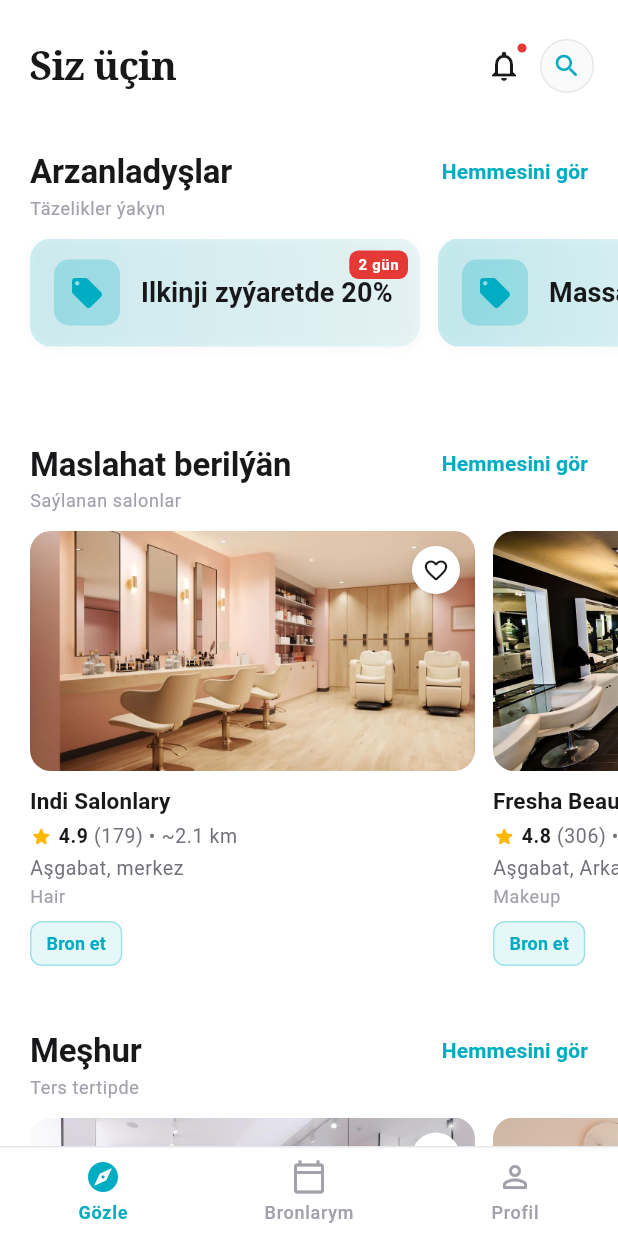
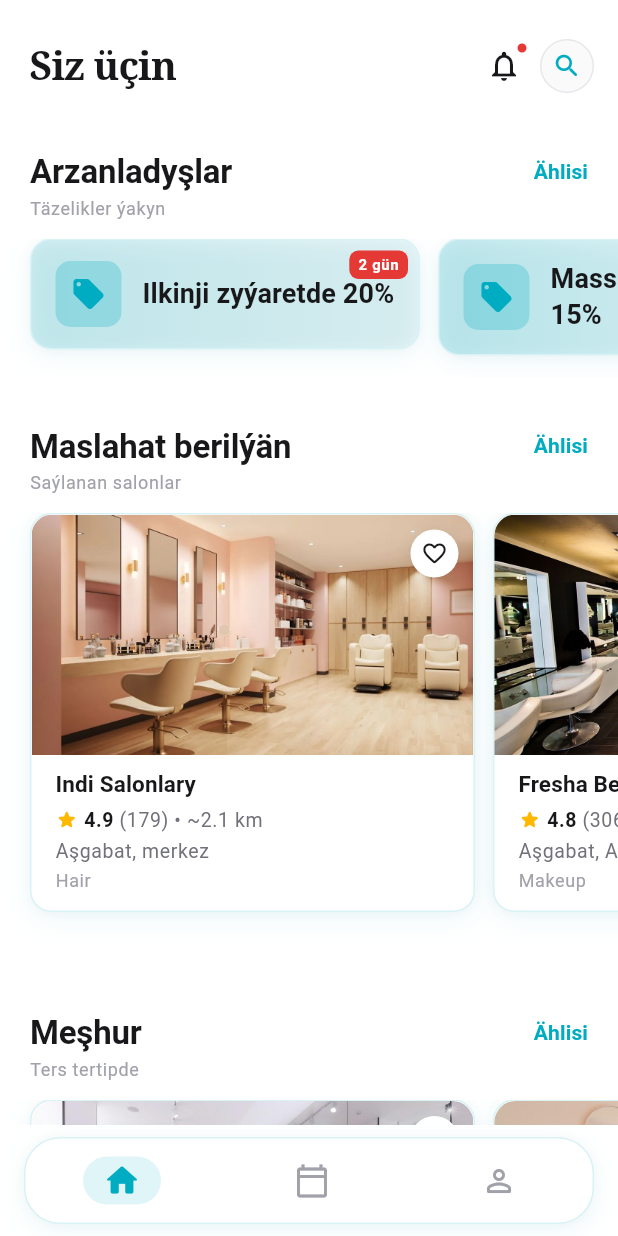
Before and after one commit to pllp070809-max/Parla, a Flutter app: the screen it shows after launch, on a phone screen of 412 x 824 dp. Run offline on Flutter 3.47's test engine with Material 3 defaults, Android fonts, the phone set to English and light mode, and no system bars; our stand-ins replace flutter_map, flutter_riverpod, geolocator, latlong2, shared_preferences; Roboto replaces fonts that are missing (Roobert).

Commit message:
feat(parla_app): sticker-style UI tokens, cards, and floating bottom nav
Made-with: Cursor

```diff
--- a/parla_app/lib/screens/home_screen.dart
+++ b/parla_app/lib/screens/home_screen.dart
@@ -46,7 +46,7 @@ class HomeScreen extends ConsumerWidget {
           onRefresh: () async => ref.invalidate(_featuredProvider),
           child: CustomScrollView(
             slivers: [
-              // ── Fresha header: Gözle (uly) + location chip + bell + avatar ──
+              // ── Baş sahypa header: Siz üçin + bildirişler + avatar ──
               SliverToBoxAdapter(
                 child: Padding(
                   padding: const EdgeInsets.fromLTRB(kSpaceXl, kSpaceXl, kSpaceLg, 0),
@@ -131,13 +131,15 @@ class HomeScreen extends ConsumerWidget {
               ),
               SliverToBoxAdapter(
                 child: SizedBox(
-                  height: 104,
+                  height: 92,
                   child: ListView(
                     scrollDirection: Axis.horizontal,
                     padding: const EdgeInsets.only(left: 20, right: 20),
                     children: [
                       Padding(
                         padding: const EdgeInsets.only(right: 12),
+                        child: Align(
+                          alignment: Alignment.topCenter,
                           child: _DealPreviewCard(
                             title: 'Ilkinji zyýaretde 20%',
                             onTap: () => Navigator.push(context, fadeSlideRoute(const DealsScreen())),
@@ -146,8 +148,11 @@ class HomeScreen extends ConsumerWidget {
                             gradientIndex: 0,
                           ),
                         ),
+                      ),
                       Padding(
                         padding: const EdgeInsets.only(right: 12),
+                        child: Align(
+                          alignment: Alignment.topCenter,
                           child: _DealPreviewCard(
                             title: 'Massage paketi 15%',
                             onTap: () => Navigator.push(context, fadeSlideRoute(const DealsScreen())),
@@ -155,11 +160,15 @@ class HomeScreen extends ConsumerWidget {
                             gradientIndex: 1,
                           ),
                         ),
-                      _DealPreviewCard(
+                      ),
+                      Align(
+                        alignment: Alignment.topCenter,
+                        child: _DealPreviewCard(
                           title: 'Dyrnak + kirpik 10%',
                           onTap: () => Navigator.push(context, fadeSlideRoute(const DealsScreen())),
                           showBadge: false,
                           gradientIndex: 2,
+                        ),
                       ),
                     ],
                   ),
@@ -243,7 +252,7 @@ class HomeScreen extends ConsumerWidget {
               // ── Category circles + sag tarap fade (scroll görkezijisi) ──
               SliverToBoxAdapter(
                 child: SizedBox(
-                  height: 92,
+                  height: 104,
                   child: Stack(
                     children: [
                       ListView.separated(
@@ -407,6 +416,8 @@ class HomeScreen extends ConsumerWidget {
                   separatorBuilder: (_, __) => const SizedBox(width: 12),
                   itemBuilder: (_, i) => SizedBox(
                     width: cardW,
+                    child: Align(
+                      alignment: Alignment.topLeft,
                       child: _VenueCard(
                         salon: list[i],
                         onTap: () => Navigator.push(context, fadeSlideRoute(SalonDetailScreen(salonId: list[i].id))),
@@ -415,6 +426,7 @@ class HomeScreen extends ConsumerWidget {
                           ref.read(favouriteSalonsProvider.notifier).toggle(list[i].id);
                         },
                         isFavourite: ref.watch(favouriteSalonsProvider).contains(list[i].id),
+                      ),
                     ),
                   ),
                 ),
@@ -445,7 +457,7 @@ class HomeScreen extends ConsumerWidget {
             }
           },
           child: Text(
-            'Hemmesini gör',
+            'Ählisi',
             style: tt.labelMedium?.copyWith(color: kPrimary, fontWeight: FontWeight.w600),
           ),
         ),
@@ -523,6 +535,8 @@ class HomeScreen extends ConsumerWidget {
               separatorBuilder: (_, __) => const SizedBox(width: 12),
               itemBuilder: (_, i) => SizedBox(
                 width: cardW,
+                child: Align(
+                  alignment: Alignment.topLeft,
                   child: _VenueCard(
                     salon: list[i],
                     onTap: () => Navigator.push(
@@ -534,6 +548,7 @@ class HomeScreen extends ConsumerWidget {
                       ref.read(favouriteSalonsProvider.notifier).toggle(list[i].id);
                     },
                     isFavourite: ref.watch(favouriteSalonsProvider).contains(list[i].id),
+                  ),
                 ),
               ),
             ),
@@ -567,7 +582,7 @@ class _CategoryCircle extends StatelessWidget {
       label: label,
       button: true,
       child: SizedBox(
-        width: 64,
+        width: 78,
         child: Column(
           mainAxisSize: MainAxisSize.min,
           children: [
@@ -582,9 +597,10 @@ class _CategoryCircle extends StatelessWidget {
                   width: 60,
                   height: 60,
                   decoration: BoxDecoration(
+                    color: kPrimarySoft,
                     shape: BoxShape.circle,
-                    border: Border.all(color: kBorder, width: 1),
-                    boxShadow: kShadowSm,
+                    border: Border.all(color: kStickerOutline, width: 1.5),
+                    boxShadow: kStickerShadow,
                   ),
                   child: Icon(icon, color: kPrimary, size: 26),
                 ),
@@ -598,7 +614,8 @@ class _CategoryCircle extends StatelessWidget {
                     fontWeight: FontWeight.w500,
                   ),
               textAlign: TextAlign.center,
-              maxLines: 2,
+              maxLines: 1,
+              softWrap: false,
               overflow: TextOverflow.ellipsis,
             ),
           ],
@@ -637,20 +654,24 @@ class _VenueCard extends StatelessWidget {
   @override
   Widget build(BuildContext context) {
     final tt = Theme.of(context).textTheme;
-    return Semantics(
+    return Container(
+      decoration: kStickerCardDecoration(),
+      clipBehavior: Clip.antiAlias,
+      child: Semantics(
         label: '${salon.name}, reýting $_rating, $_reviews syn, takmynan $_distanceKm. Bron etmek üçin basyň.',
         button: true,
         child: Material(
           color: Colors.transparent,
+          shape: RoundedRectangleBorder(borderRadius: BorderRadius.circular(kRadiusLg)),
+          clipBehavior: Clip.antiAlias,
           child: InkWell(
             onTap: onTap,
             borderRadius: BorderRadius.circular(kRadiusLg),
             child: Column(
+              mainAxisSize: MainAxisSize.min,
               crossAxisAlignment: CrossAxisAlignment.start,
               children: [
-              ClipRRect(
-                borderRadius: BorderRadius.circular(kRadiusLg),
-                child: SizedBox(
+                SizedBox(
                   width: double.infinity,
                   height: 160,
                   child: Stack(
@@ -696,9 +717,11 @@ class _VenueCard extends StatelessWidget {
                     ],
                   ),
                 ),
-              ),
-              const SizedBox(height: 10),
-
+                Padding(
+                  padding: const EdgeInsets.fromLTRB(kSpaceLg, 10, kSpaceLg, kSpaceMd),
+                  child: Column(
+                    crossAxisAlignment: CrossAxisAlignment.start,
+                    children: [
                       Text(
                         salon.name,
                         style: tt.titleSmall?.copyWith(fontSize: 15, fontWeight: FontWeight.w600, color: kTextPrimary),
@@ -706,7 +729,6 @@ class _VenueCard extends StatelessWidget {
                         overflow: TextOverflow.ellipsis,
                       ),
                       const SizedBox(height: 4),
-
                       Tooltip(
                         message: 'Reýting we uzaklyk nümunä maglumat',
                         child: Row(
@@ -744,34 +766,11 @@ class _VenueCard extends StatelessWidget {
                           style: tt.bodySmall?.copyWith(fontSize: 12, color: kTextTertiary),
                         ),
                       ],
-              const SizedBox(height: 8),
-              Material(
-                color: Colors.transparent,
-                child: InkWell(
-                  onTap: () {
-                    HapticFeedback.lightImpact();
-                    onTap();
-                  },
-                  borderRadius: BorderRadius.circular(kRadiusSm),
-                  child: Container(
-                    padding: const EdgeInsets.symmetric(horizontal: 10, vertical: 6),
-                    decoration: BoxDecoration(
-                      color: kPrimary.withValues(alpha: 0.1),
-                      borderRadius: BorderRadius.circular(kRadiusSm),
-                      border: Border.all(color: kPrimary.withValues(alpha: 0.3)),
-                    ),
-                    child: Text(
-                      'Bron et',
-                      style: tt.labelMedium?.copyWith(
-                        color: kPrimary,
-                        fontWeight: FontWeight.w600,
-                        fontSize: 12,
-                      ),
-                    ),
-                  ),
+                    ],
                   ),
                 ),
               ],
+            ),
           ),
         ),
       ),
@@ -860,7 +859,8 @@ class _DealPreviewCard extends StatelessWidget {
                   colors: _gradientColors(),
                 ),
                 borderRadius: BorderRadius.circular(kRadiusLg),
-                boxShadow: kShadowSm,
+                border: Border.all(color: kStickerOutline),
+                boxShadow: kStickerShadow,
               ),
               child: Row(
                 children: [
--- a/parla_app/lib/theme.dart
+++ b/parla_app/lib/theme.dart
@@ -88,6 +88,31 @@ List<BoxShadow> kShadowLg = [
     offset: const Offset(0, 6),
   ),
 ];
+
+// ── Stiker-stil tokens ──
+// Subtle cyan-tinted border for sticker cards (matches kPrimary family)
+const Color kStickerOutline = Color(0xFFD9F2F5);
+
+// Two-layer shadow: faint cyan tint + soft black — gives depth without heaviness
+List<BoxShadow> kStickerShadow = [
+  BoxShadow(
+    color: Color(0x1000ACC1), // kPrimary ~6%
+    blurRadius: 16,
+    offset: Offset(0, 5),
+  ),
+  BoxShadow(
+    color: Color(0x08000000), // black ~3%
+    blurRadius: 6,
+    offset: Offset(0, 1),
+  ),
+];
+
+BoxDecoration kStickerCardDecoration({double radius = kRadiusLg}) => BoxDecoration(
+      color: kCardBg,
+      borderRadius: BorderRadius.circular(radius),
+      border: Border.all(color: kStickerOutline),
+      boxShadow: kStickerShadow,
+    );
 
 // ── Page transition ──
 Route<T> fadeSlideRoute<T>(Widget page) {
--- a/parla_app/lib/widgets/bottom_nav.dart
+++ b/parla_app/lib/widgets/bottom_nav.dart
@@ -6,7 +6,7 @@ import '../screens/my_bookings_screen.dart';
 import '../screens/profile_screen.dart';
 import '../theme.dart';
 
-/// Fresha style: ýönekeý bottom bar, ikon + ýazy, saýlananda primary reňk.
+/// Icon-only bottom bar; saýlananda M3 ýaly pill indikator we primary reňk.
 class BottomNavShell extends ConsumerWidget {
   const BottomNavShell({super.key});
 
@@ -23,20 +23,27 @@ class BottomNavShell extends ConsumerWidget {
     return Scaffold(
       body: IndexedStack(index: index, children: _screens),
       bottomNavigationBar: Container(
-        height: 60,
+        color: kScaffoldBg,
+        child: SafeArea(
+          top: false,
+          child: Padding(
+            padding: const EdgeInsets.fromLTRB(kSpaceLg, kSpaceSm, kSpaceLg, kSpaceSm),
+            child: Container(
               decoration: BoxDecoration(
                 color: kCardBg,
-          border: const Border(top: BorderSide(color: kBorder, width: 1)),
+                borderRadius: BorderRadius.circular(kRadiusPill),
+                border: Border.all(color: kStickerOutline),
+                boxShadow: kStickerShadow,
               ),
-        child: SafeArea(
-          top: false,
+              child: SizedBox(
+                height: kToolbarHeight,
                 child: Row(
                   mainAxisAlignment: MainAxisAlignment.spaceAround,
                   children: [
                     _NavItem(
-                icon: Icons.explore_outlined,
-                activeIcon: Icons.explore_rounded,
-                label: 'Gözle',
+                      icon: Icons.home_outlined,
+                      activeIcon: Icons.home_rounded,
+                      label: 'Baş sahypa',
                       isSelected: index == 0,
                       onTap: () => ref.read(selectedTabIndexProvider.notifier).state = 0,
                     ),
@@ -55,6 +62,9 @@ class BottomNavShell extends ConsumerWidget {
                       onTap: () => ref.read(selectedTabIndexProvider.notifier).state = 2,
                     ),
                   ],
+                ),
+              ),
+            ),
           ),
         ),
       ),
@@ -77,29 +87,42 @@ class _NavItem extends StatelessWidget {
     required this.onTap,
   });
 
+  static const _indicatorAlpha = 0.12;
+
   @override
   Widget build(BuildContext context) {
-    final tt = Theme.of(context).textTheme;
     final color = isSelected ? kPrimary : kTextTertiary;
-    return InkWell(
+    final iconSize = isSelected ? 26.0 : 24.0;
+
+    return Semantics(
+      label: label,
+      button: true,
+      selected: isSelected,
+      child: InkWell(
         onTap: onTap,
-      borderRadius: BorderRadius.circular(8),
-      child: SizedBox(
-        width: 80,
-        child: Column(
-          mainAxisAlignment: MainAxisAlignment.center,
-          mainAxisSize: MainAxisSize.min,
+        borderRadius: BorderRadius.circular(24),
+        child: ConstrainedBox(
+          constraints: const BoxConstraints(minWidth: 48, minHeight: 48),
+          child: Center(
+            child: Stack(
+              alignment: Alignment.center,
+              clipBehavior: Clip.none,
               children: [
-            Icon(isSelected ? activeIcon : icon, size: 24, color: color),
-            const SizedBox(height: 4),
-            Text(
-              label,
-              style: tt.labelSmall?.copyWith(
-                fontWeight: isSelected ? FontWeight.w600 : FontWeight.w500,
-                color: color,
+                if (isSelected)
+                  AnimatedContainer(
+                    duration: const Duration(milliseconds: 200),
+                    curve: Curves.easeOutCubic,
+                    width: 52,
+                    height: 32,
+                    decoration: BoxDecoration(
+                      color: kPrimary.withValues(alpha: _indicatorAlpha),
+                      borderRadius: BorderRadius.circular(16),
                     ),
                   ),
+                Icon(isSelected ? activeIcon : icon, size: iconSize, color: color),
               ],
+            ),
+          ),
         ),
       ),
     );
--- a/parla_app/lib/widgets/shared_widgets.dart
+++ b/parla_app/lib/widgets/shared_widgets.dart
@@ -48,7 +48,7 @@ class SalonCardSkeleton extends StatelessWidget {
   @override
   Widget build(BuildContext context) {
     return Container(
-      decoration: BoxDecoration(color: kCardBg, borderRadius: BorderRadius.circular(kRadiusLg), boxShadow: kShadowSm, border: Border.all(color: kBorder)),
+      decoration: kStickerCardDecoration(),
       clipBehavior: Clip.antiAlias,
       child: Column(
         crossAxisAlignment: CrossAxisAlignment.start,
```
Also changed, not shown: parla_app/lib/screens/salon_detail_screen.dart (+16 -16 lines), parla_app/pubspec.lock. Lines whose indentation alone changed are shown as unchanged.
